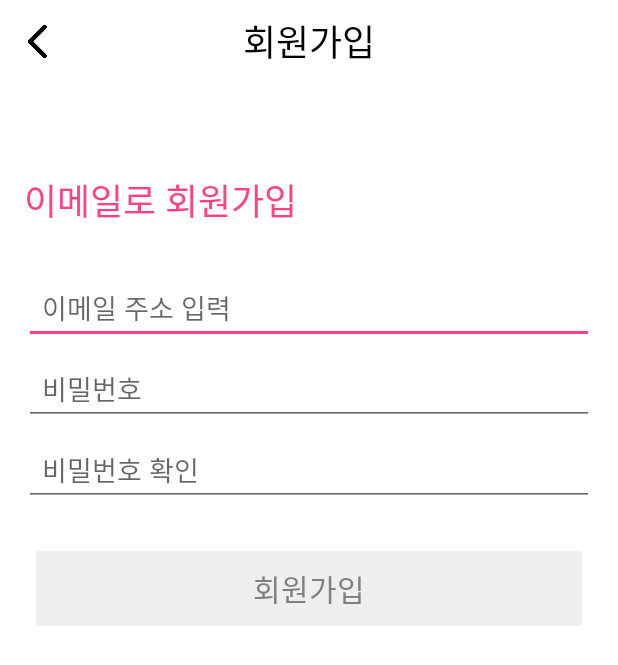
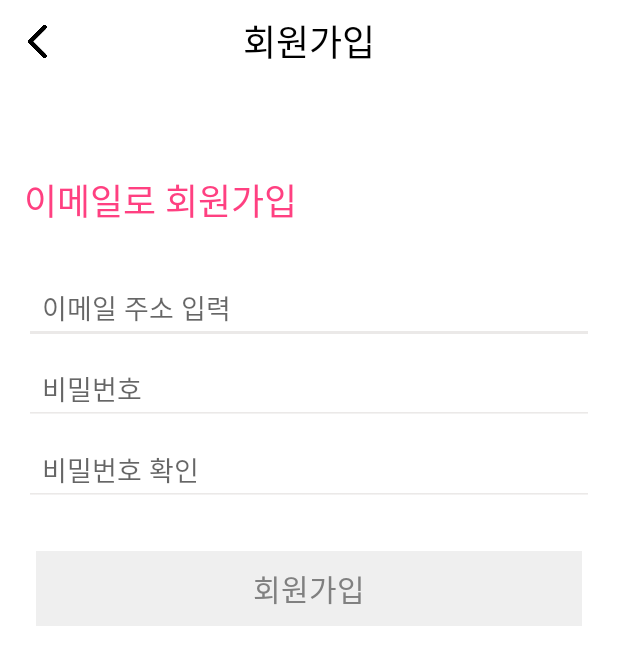
Before and after one commit to devhaemin/Guardians, an Android app: the InsertEmailActivity screen opened directly, with no data from a screen before it, on a phone screen of 412 x 824 dp. Shown: the top 665 px of the screen. Run offline under Robolectric (Android 15) with nearby library versions, the phone set to English and light mode, and no system bars.

Commit message:
-회원가입에서 EditText 밑줄 색상 수정

```diff
--- a/Android/Project/app/src/main/res/layout/activity_insert_email.xml
+++ b/Android/Project/app/src/main/res/layout/activity_insert_email.xml
@@ -35,6 +35,7 @@
         android:layout_marginStart="16dp"
         android:layout_marginTop="30dp"
         android:hint="이메일 주소 입력"
+        android:backgroundTint="#ebe9e8"
         android:paddingStart="12dp" />
 
     <EditText
@@ -46,6 +47,7 @@
         android:layout_marginEnd="16dp"
         android:layout_marginStart="16dp"
         android:layout_marginTop="6dp"
+        android:backgroundTint="#ebe9e8"
         android:hint="비밀번호"
         android:paddingStart="12dp" />
 
@@ -58,6 +60,7 @@
         android:layout_marginEnd="16dp"
         android:layout_marginStart="16dp"
         android:layout_marginTop="6dp"
+        android:backgroundTint="#ebe9e8"
         android:hint="비밀번호 확인"
         android:paddingStart="12dp" />
 
```
